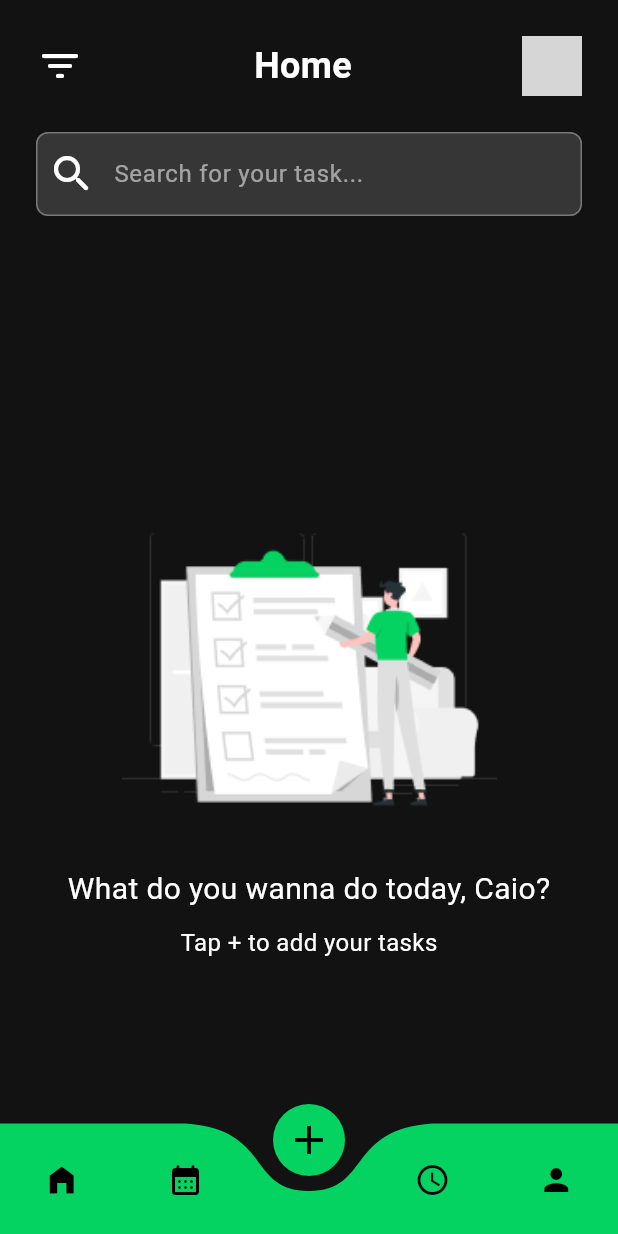
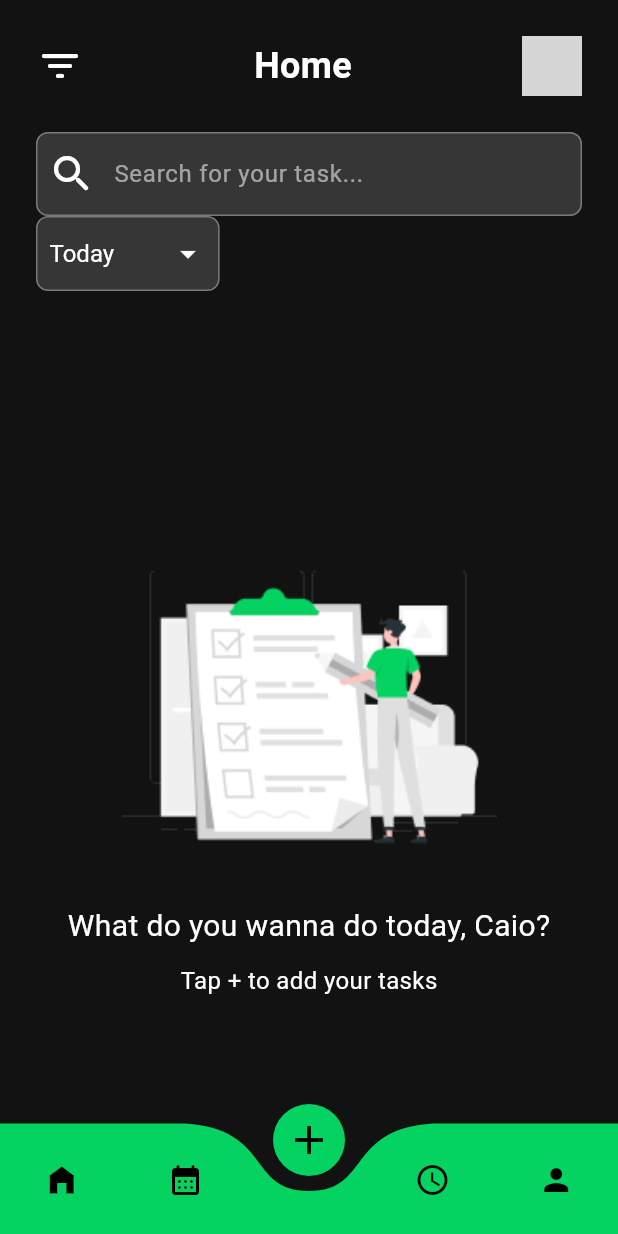
Before and after one commit to caiohfreire/nano, a Flutter app: the screen it shows after launch, swiped to page 3, on a phone screen of 412 x 824 dp. Run offline on Flutter 3.47's test engine with Material 3 defaults, Android fonts, the light colour scheme and no system bars; drawn by our look-alikes of curved_navigation_bar; our stand-ins replace circular_countdown_timer; missing offline and left inert: d_chart, duration_time_picker, flutter_calendar_week, msh_checkbox; network calls fail; grey boxes are pictures that could not be loaded.

Commit message:
feat(chore): improve structure

```diff
--- a/lib/main.dart
+++ b/lib/main.dart
@@ -3,7 +3,7 @@ import 'package:nano/screens/focus.screen.dart';
 import 'package:nano/screens/home.screen.dart';
 import 'package:nano/screens/calendar.screen.dart';
 import 'package:nano/services/task_list.mock.dart';
-import 'package:nano/widgets/bottomNav.widget.dart';
+import 'package:nano/widgets/shared/bottomNav.widget.dart';
 
 void main() {
   runApp(const Nano());
--- a/lib/screens/calendar.screen.dart
+++ b/lib/screens/calendar.screen.dart
@@ -1,7 +1,7 @@
 import 'package:flutter/material.dart';
 import 'package:nano/assets/colors/colors.dart';
-import 'package:nano/widgets/calendar.widget.dart';
-import 'package:nano/widgets/switch_calendar.widget.dart';
+import 'package:nano/widgets/calendar/calendar.widget.dart';
+import 'package:nano/widgets/calendar/switch_calendar.widget.dart';
 
 class Calendar extends StatefulWidget {
   const Calendar({super.key});
--- a/lib/screens/focus.screen.dart
+++ b/lib/screens/focus.screen.dart
@@ -1,10 +1,10 @@
 import 'package:circular_countdown_timer/circular_countdown_timer.dart';
 import 'package:flutter/material.dart';
-import 'package:nano/widgets/chart_focus.widget.dart';
+import 'package:nano/widgets/focus/chart_focus.widget.dart';
 
-import 'package:nano/widgets/timer.widget.dart';
+import 'package:nano/widgets/focus/timer.widget.dart';
 import 'package:nano/assets/colors/colors.dart';
-import 'package:nano/widgets/timer_dialog.widget.dart';
+import 'package:nano/widgets/focus/timer_dialog.widget.dart';
 
 class FocusMode extends StatefulWidget {
   const FocusMode({super.key});
--- a/lib/screens/home.screen.dart
+++ b/lib/screens/home.screen.dart
@@ -1,8 +1,9 @@
 import 'package:flutter/material.dart';
 import 'package:nano/assets/colors/colors.dart';
-import 'package:nano/widgets/header.widget.dart';
-import 'package:nano/widgets/search.widget.dart';
-import 'package:nano/widgets/task.widget.dart';
+import 'package:nano/widgets/home/header.widget.dart';
+import 'package:nano/widgets/home/search.widget.dart';
+import 'package:nano/widgets/shared/picker.widget.dart';
+import 'package:nano/widgets/shared/task.widget.dart';
 import 'package:nano/services/task_list.mock.dart';
 
 // ignore: must_be_immutable
@@ -31,6 +32,17 @@ class _HomeState extends State<Home> {
           const SearchWidget(),
           widget.hasTask
               ? const SizedBox(height: 20)
+              : const SizedBox(height: 0),
+          const Row(
+            children: [
+              Padding(
+                padding: EdgeInsets.symmetric(horizontal: 12),
+              ),
+              PickerWidget(),
+            ],
+          ),
+          widget.hasTask
+              ? const SizedBox(height: 10)
               : const SizedBox(height: 0),
           Expanded(
             child: Padding(
--- a/lib/widgets/timer_dialog.widget.dart
+++ b/lib/widgets/focus/timer_dialog.widget.dart
@@ -1,6 +1,6 @@
 import 'package:flutter/material.dart';
 import 'package:nano/assets/colors/colors.dart';
-import 'package:nano/widgets/timer_range_picker.widget.dart';
+import 'package:nano/widgets/focus/timer_range_picker.widget.dart';
 
 class TimerDialogWidget extends StatefulWidget {
   const TimerDialogWidget({super.key});
--- /dev/null
+++ b/lib/widgets/shared/picker.widget.dart
@@ -0,0 +1,59 @@
+import 'package:flutter/material.dart';
+import 'package:nano/assets/colors/colors.dart';
+
+class PickerWidget extends StatefulWidget {
+  const PickerWidget({Key? key}) : super(key: key);
+
+  @override
+  _PickerWidgetState createState() => _PickerWidgetState();
+}
+
+class _PickerWidgetState extends State<PickerWidget> {
+  final List<String> options = [
+    'Today',
+    'This Week',
+    'This Month',
+    'Overdue',
+    'Completed'
+  ];
+  String selectedValue = 'Today';
+
+  @override
+  Widget build(BuildContext context) {
+    return Container(
+      padding: const EdgeInsets.symmetric(horizontal: 8),
+      decoration: BoxDecoration(
+        color: XColors.terrary,
+        borderRadius: BorderRadius.circular(8),
+        border: Border.all(
+          color: XColors.grey400,
+        ),
+      ),
+      child: DropdownButtonHideUnderline(
+        child: DropdownButton<String>(
+          value: selectedValue,
+          icon: const Icon(
+            Icons.arrow_drop_down,
+            color: Colors.white,
+          ),
+          dropdownColor: XColors.terrary,
+          style: const TextStyle(
+            color: Colors.white,
+            fontSize: 16,
+          ),
+          onChanged: (String? newValue) {
+            setState(() {
+              selectedValue = newValue!;
+            });
+          },
+          items: options.map<DropdownMenuItem<String>>((String value) {
+            return DropdownMenuItem<String>(
+              value: value,
+              child: Text(value),
+            );
+          }).toList(),
+        ),
+      ),
+    );
+  }
+}
```
Also changed, not shown: lib/widgets/calendar/calendar.widget.dart (renamed from lib/widgets/calendar.widget.dart), lib/widgets/calendar/switch_calendar.widget.dart (renamed from lib/widgets/switch_calendar.widget.dart), lib/widgets/focus/chart_focus.widget.dart (renamed from lib/widgets/chart_focus.widget.dart), lib/widgets/focus/timer.widget.dart (renamed from lib/widgets/timer.widget.dart), lib/widgets/focus/timer_range_picker.widget.dart (renamed from lib/widgets/timer_range_picker.widget.dart), lib/widgets/home/header.widget.dart (renamed from lib/widgets/header.widget.dart), lib/widgets/home/search.widget.dart (renamed from lib/widgets/search.widget.dart), lib/widgets/shared/bottomNav.widget.dart (renamed from lib/widgets/bottomNav.widget.dart), lib/widgets/shared/task.widget.dart (renamed from lib/widgets/task.widget.dart).
